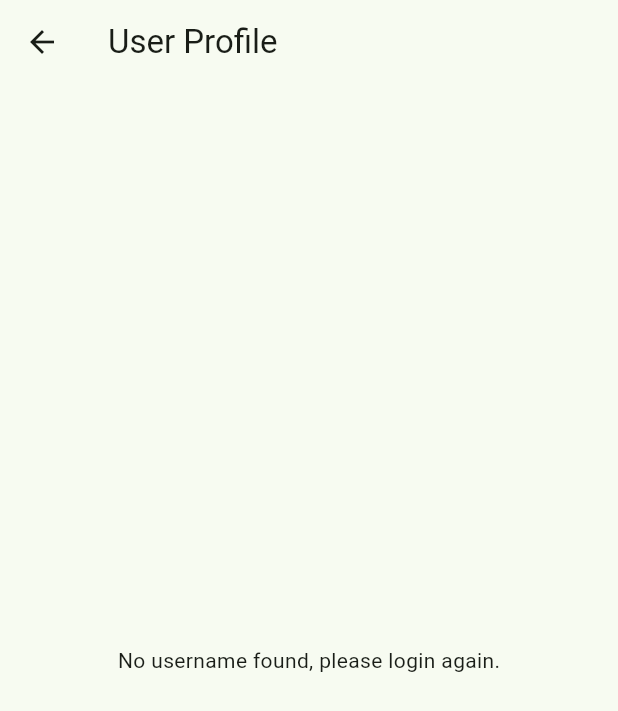
After one commit to alxesv/L2_Paris_Chevaux, a Flutter app: the UserProfilePage screen opened by its route, on a phone screen of 412 x 824 dp. The commit adds this screen. Shown: the top 711 px of the screen. Run offline on Flutter 3.47's test engine with Material 2 defaults, Android fonts, the phone set to English and light mode, and no system bars; our stand-ins replace flutter_dotenv; missing offline and left inert: mongo_dart.

Commit message:
update user profile
update

```diff
--- a/lib/main.dart
+++ b/lib/main.dart
@@ -5,6 +5,7 @@ import '../pages/login.dart';
 import '../pages/register.dart';
 import '../database/database.dart';
 import '../pages/home.dart';
+import '../pages/userprofile.dart';
 
 
 void main() async {
@@ -24,7 +25,9 @@ class MyApp extends StatelessWidget {
         '/register': (context) => RegisterPage(),
         '/start': (context) => StartPage(),
         '/home': (context) => HomePage(),
+        '/userprofile': (context) => UserProfilePage(),
         },
+      debugShowCheckedModeBanner: false,
       title: 'Horse race manager',
       theme: ThemeData(
         colorScheme: ColorScheme.fromSeed(seedColor: Colors.green),
--- a/lib/models/user.dart
+++ b/lib/models/user.dart
@@ -1,5 +1,5 @@
-import 'dart:ffi';
 
+import '../../database/database.dart';
 import 'package:mongo_dart/mongo_dart.dart';
 
 class User {
@@ -45,3 +45,32 @@ class User {
         phone = map['phone'],
         age = map['age'];
 }
+
+
+Future<User?> getCurrentUser(String username) async {
+  print("Searching for user: $username");
+  try {
+    var query = await MongoDatabase.userCollection.findOne({"username": username});
+    print("Query result: $query");  // For debugging
+
+    if (query != null) {
+      User currentUser = User(
+        id: query['_id'],
+        username: query['username'],
+        email: query['email'],
+        password: query['password'],
+        age: query['age'],
+        phone: query['phone'],
+        avatar: query['avatar'],
+      );
+      print("User found: ${currentUser.username}");  // For debugging
+      return currentUser;
+    } else {
+      print("User not found in database.");  // For debugging
+      return null;
+    }
+  } catch (e) {
+    print("Error fetching user: $e");
+    return null;
+  }
+}
--- a/lib/pages/login.dart
+++ b/lib/pages/login.dart
@@ -1,9 +1,10 @@
 import 'package:flutter/material.dart';
-import '../main.dart';
-import '../database/database.dart';
+
 import '../service/users/user_crud.dart';
 
 bool isloggedin = false;
+String loggedusername = '';
+
 
 class LoginPage extends StatelessWidget {
   const LoginPage({Key? key}) : super(key: key);
@@ -80,7 +81,9 @@ class LoginPage extends StatelessWidget {
                       Navigator.pushNamed(context, '/home');
                       print('username: $username' + " Connected");
                       isloggedin = true;
+                      loggedusername = username;
                       print(isloggedin);
+                      print(loggedusername);
                     } else {
                       print("Authentication failed!");
                       // Here you could show a dialog or a SnackBar to inform the user
--- /dev/null
+++ b/lib/pages/userprofile.dart
@@ -0,0 +1,63 @@
+import 'package:flutter/material.dart';
+import '../../models/user.dart';
+
+import 'login.dart';
+
+
+class UserProfilePage extends StatefulWidget {
+  @override
+  _UserProfilePageState createState() => _UserProfilePageState();
+}
+
+class _UserProfilePageState extends State<UserProfilePage> {
+  void _editProfile(User user) {
+    print('Edit button clicked for ${user.username}');
+  }
+
+  @override
+  void initState() {
+    super.initState();
+    if (loggedusername.isEmpty) {
+      // Navigate the user back to login or show a message.
+    }
+  }
+
+  @override
+  Widget build(BuildContext context) {
+    return Scaffold(
+      appBar: AppBar(
+        title: Text('User Profile'),
+      ),
+      body: loggedusername.isNotEmpty // Ensure the username is not empty
+          ? FutureBuilder<User?>(
+        future: getCurrentUser(loggedusername),
+        builder: (context, snapshot) {
+          print(snapshot);
+          if (snapshot.connectionState == ConnectionState.waiting) {
+            return CircularProgressIndicator();
+          } else if (snapshot.hasError) {
+            return Text('Error: ${snapshot.error}');
+          } else if (!snapshot.hasData || snapshot.data == null) {
+            return Text('No user found');
+          } else {
+            User user = snapshot.data!;
+            return Column(
+              children: [
+                Text('Name: ${user.username}'),
+                Text('Age: ${user.age}'),
+                Text('Phone: ${user.phone}'),
+                ElevatedButton(
+                  onPressed: () => _editProfile(user),
+                  child: Text('Edit Profile'),
+                ),
+              ],
+            );
+          }
+        },
+      )
+          : Center(
+        child: Text("No username found, please login again."),
+      ),
+    );
+  }
+}
--- a/lib/service/users/user_crud.dart
+++ b/lib/service/users/user_crud.dart
@@ -25,6 +25,9 @@ Future<bool> login(String username, String password) async {
     return false;
   }
 }
+
+
+
 /*
 void saveUser(User user) async {
   await MongoDatabase.userCollection.insertMany([user.toMap()]);
@@ -40,15 +43,13 @@ Future<void> saveUser(User user) async {
   await MongoDatabase.userCollection.insertMany([user.toMap()]);
 }
 
+ Future<User> readUser(String id) async {
+   var req = await MongoDatabase.userCollection.findOne(where.eq("id", id));
 
-// Future<User> readUser(String id) async {
-//   var req = await MongoDatabase.userCollection.findOne(where.eq("id", id));
-
-//   return User(
-//       id: req.id,
-//       username: req.username,
-//       password: req.password,
-//       email: req.email,
-//       role: req.role,
-//       avatar: req.avatar);
-// }
+   return User(
+       id: req.id,
+       username: req.username,
+       password: req.password,
+       email: req.email,
+       avatar: req.avatar);
+ }
```
Also changed, not shown: lib/pages/home.dart (+41 -5 lines), lib/pages/register.dart (+7 -2 lines).
